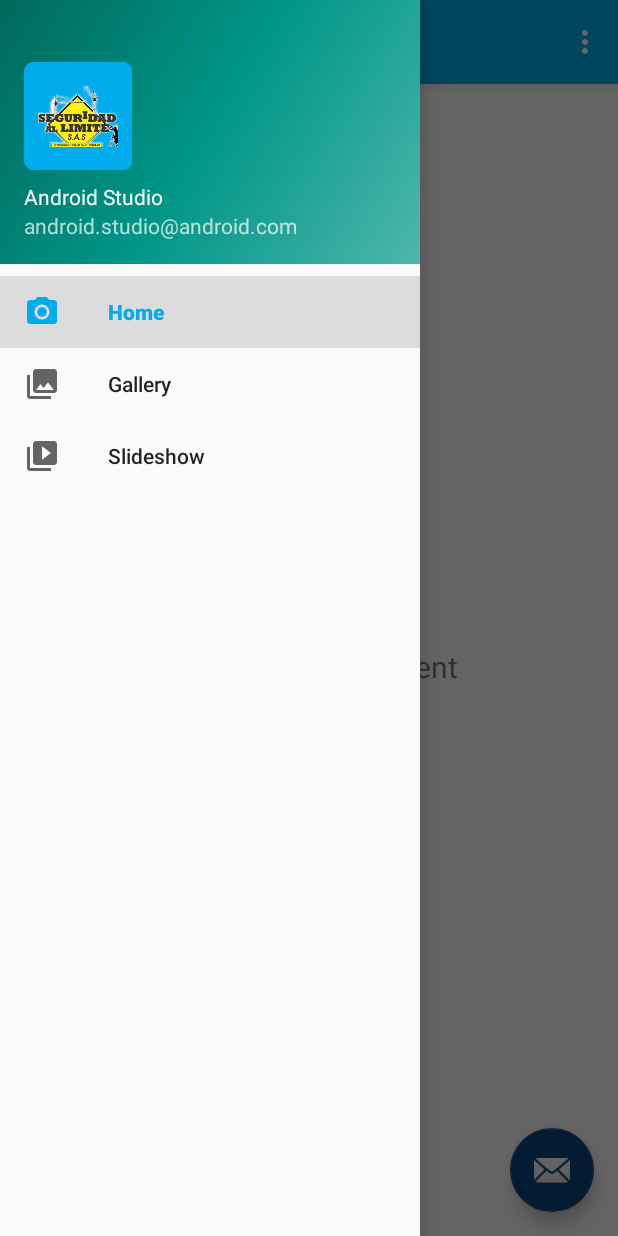
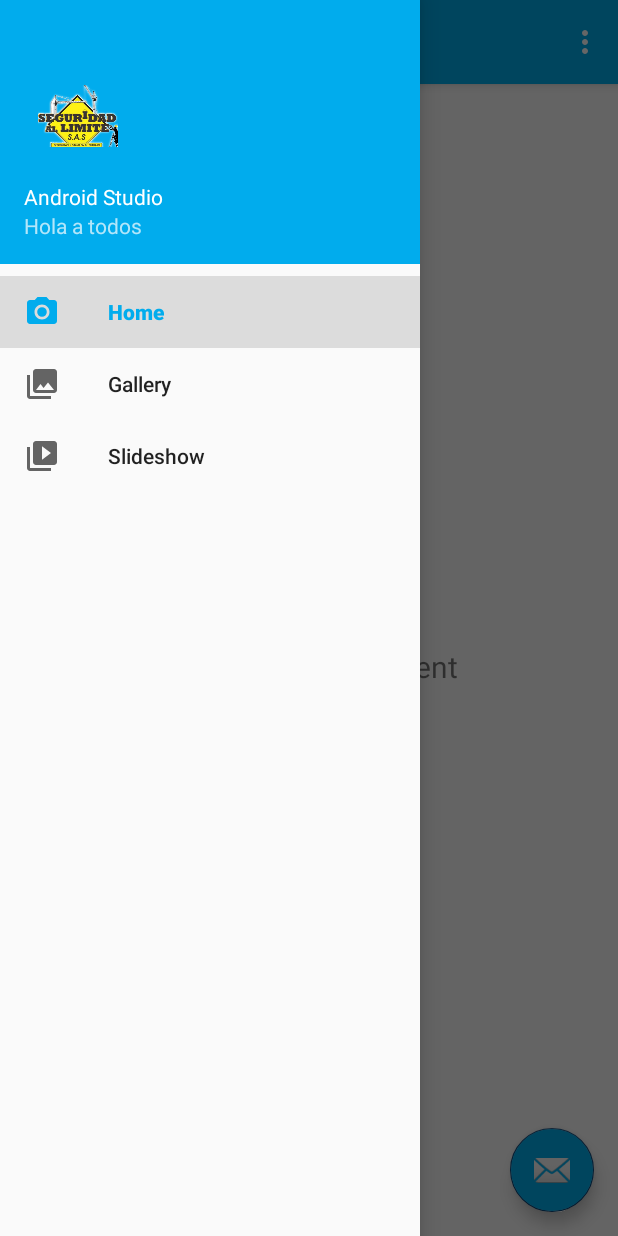
Before and after one commit to jihenaor/seguridadappevaluacion, an Android app: the DashboardActivity screen opened directly, with no data from a screen before it, with the side drawer open, on a phone screen of 412 x 824 dp. Run offline under Robolectric (Android 15) with nearby library versions, the phone set to English and light mode, and no system bars; our stand-ins replace navigation-ui.

Commit message:
Initial commit

```diff
--- a/app/src/main/java/com/seguridadallimite/evaluacion/DashboardActivity.java
+++ b/app/src/main/java/com/seguridadallimite/evaluacion/DashboardActivity.java
@@ -3,6 +3,7 @@ package com.seguridadallimite.evaluacion;
 import android.os.Bundle;
 import android.view.View;
 import android.view.Menu;
+import android.widget.TextView;
 
 import com.google.android.material.floatingactionbutton.FloatingActionButton;
 import com.google.android.material.snackbar.Snackbar;
@@ -25,6 +26,7 @@ public class DashboardActivity extends AppCompatActivity {
         super.onCreate(savedInstanceState);
         setContentView(R.layout.activity_dashboard);
         Toolbar toolbar = findViewById(R.id.toolbar);
+
         setSupportActionBar(toolbar);
         FloatingActionButton fab = findViewById(R.id.fab);
         fab.setOnClickListener(new View.OnClickListener() {
@@ -42,6 +44,13 @@ public class DashboardActivity extends AppCompatActivity {
                 R.id.nav_home, R.id.nav_gallery, R.id.nav_slideshow)
                 .setDrawerLayout(drawer)
                 .build();
+
+        View headView = navigationView.getHeaderView(0);
+
+        TextView textView1 = (TextView) headView.findViewById(R.id.textView);
+
+        textView1.setText("Hola a todos");
+
         NavController navController = Navigation.findNavController(this, R.id.nav_host_fragment);
         NavigationUI.setupActionBarWithNavController(this, navController, mAppBarConfiguration);
         NavigationUI.setupWithNavController(navigationView, navController);
--- a/app/src/main/res/layout/app_bar_dashboard.xml
+++ b/app/src/main/res/layout/app_bar_dashboard.xml
@@ -28,6 +28,7 @@
         android:layout_height="wrap_content"
         android:layout_gravity="bottom|end"
         android:layout_margin="@dimen/fab_margin"
+        android:backgroundTint="@color/colorAzul"
         app:srcCompat="@android:drawable/ic_dialog_email" />
 
 </androidx.coordinatorlayout.widget.CoordinatorLayout>
--- a/app/src/main/res/layout/nav_header_dashboard.xml
+++ b/app/src/main/res/layout/nav_header_dashboard.xml
@@ -3,7 +3,7 @@
     xmlns:app="http://schemas.android.com/apk/res-auto"
     android:layout_width="match_parent"
     android:layout_height="@dimen/nav_header_height"
-    android:background="@drawable/side_nav_bar"
+    android:background="@color/colorAzul"
     android:gravity="bottom"
     android:orientation="vertical"
     android:paddingLeft="@dimen/activity_horizontal_margin"
```
